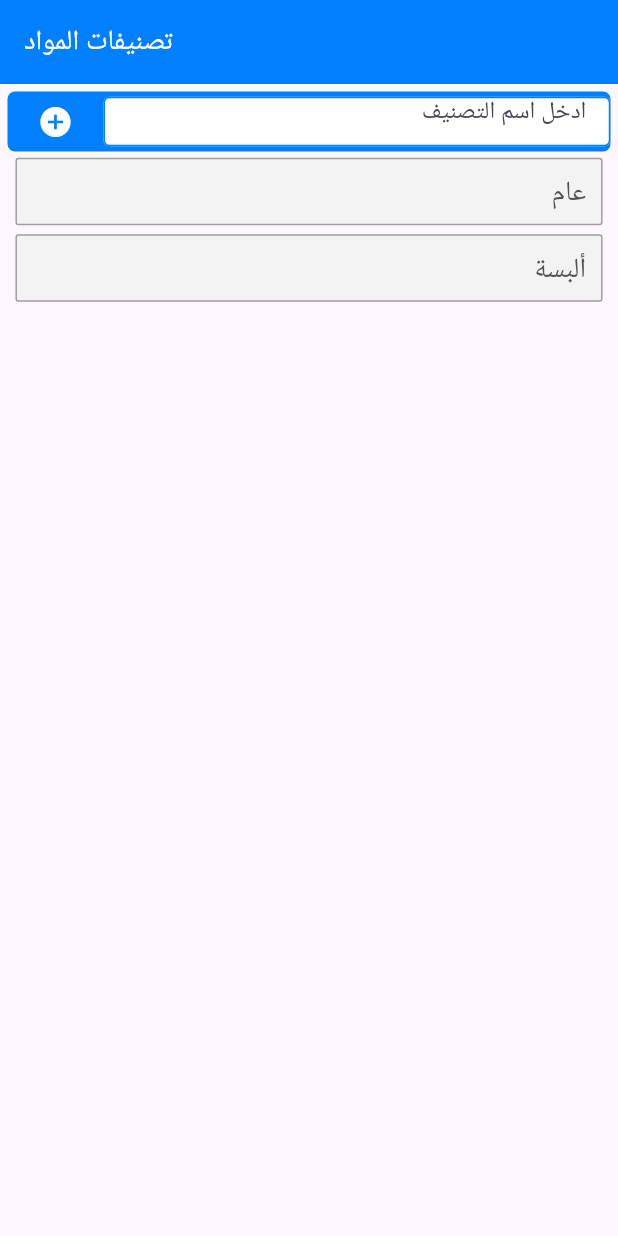
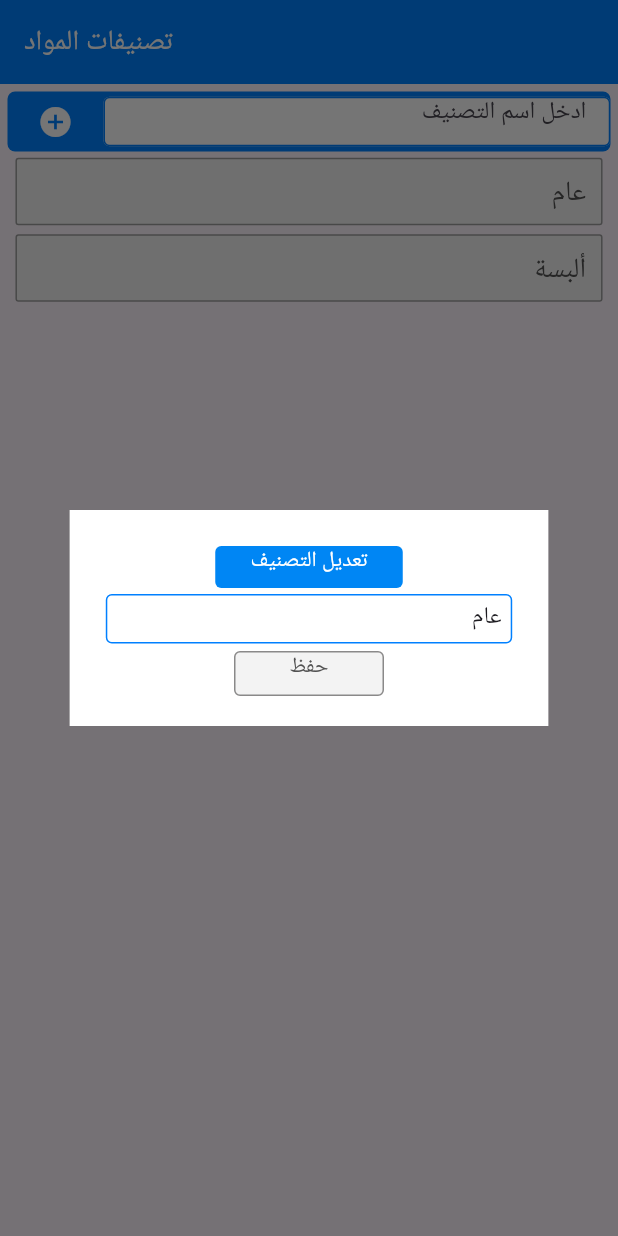
Before and after one commit to salimo2002/template, a Flutter app: the ItemsClassificationsView screen opened by its route, after a tap on "عام", on a phone screen of 412 x 824 dp. Run offline on Flutter 3.47's test engine with Material 3 defaults, Android fonts, the phone set to English and light mode, and no system bars; missing offline and left inert: font_awesome_icon_class.

Commit message:
finish IemsClassificationView

```diff
--- a/lib/views/items_classifications_view.dart
+++ b/lib/views/items_classifications_view.dart
@@ -1,15 +1,20 @@
 import 'package:flutter/material.dart';
+import 'package:template/utils/constants.dart';
 import 'package:template/utils/custom_app_bar.dart';
 import 'package:template/widgets/items%20classifications%20view%20widgets/container_item_classifications.dart';
 import 'package:template/widgets/items%20classifications%20view%20widgets/container_name_classifications.dart';
-
+import 'package:template/widgets/items%20classifications%20view%20widgets/custom_alert_dialog.dart';
 class ItemsClassificationsView extends StatelessWidget {
   const ItemsClassificationsView({super.key});
   static String id = 'ItemClassificationsView';
   @override
   Widget build(BuildContext context) {
     return Scaffold(
-      appBar: customAppBar(context: context, title: 'تصنيفات المواد', showIcons: false),
+      appBar: customAppBar(
+        context: context,
+        title: 'تصنيفات المواد',
+        showIcons: false,
+      ),
       body: Padding(
         padding: const EdgeInsets.all(5),
         child: Column(
@@ -17,13 +22,27 @@ class ItemsClassificationsView extends StatelessWidget {
             ContainerNameClassifications(),
             SizedBox(height: MediaQuery.sizeOf(context).height * .005),
             ContainerItemClassifications(
+              color: kgrey,
               nameClassificatio: 'عام',
-              onTap: () {},
+              onTap: () {
+                showDialog(
+                  context: context,
+                  builder: (context) {
+                    return CustomAlertDialog(initialValue: 'عام',);
+                  },
+                );
+              },
             ),
             SizedBox(height: 6),
             ContainerItemClassifications(
+              color: kgrey,
               nameClassificatio: 'ألبسة',
-              onTap: () {},
+              onTap: () { showDialog(
+                  context: context,
+                  builder: (context) {
+                    return CustomAlertDialog(initialValue: 'ألبسة',);
+                  },
+                );},
             ),
           ],
         ),
--- a/lib/widgets/items classifications view widgets/container_item_classifications.dart
+++ b/lib/widgets/items classifications view widgets/container_item_classifications.dart
@@ -1,23 +1,23 @@
 
 import 'package:flutter/material.dart';
-import 'package:template/utils/constants.dart';
 import 'package:template/utils/responsive_text.dart';
 
 class ContainerItemClassifications extends StatelessWidget {
   const ContainerItemClassifications({
     super.key,
-    required this.nameClassificatio, required this.onTap,
+    required this.nameClassificatio, required this.onTap, required this.color,
   });
   final String nameClassificatio;
   final void Function() onTap;
+  final Color color;
   @override
   Widget build(BuildContext context) {
-    return GestureDetector(onTap: (){},
+    return GestureDetector(onTap:onTap,
       child: Container(
         height: 45,
         width: MediaQuery.sizeOf(context).width * .95,
         decoration: BoxDecoration(
-          color: kgrey,
+          color: color,
           border: Border.all(color: Colors.grey),
           borderRadius: BorderRadius.circular(2),
         ),
--- /dev/null
+++ b/lib/widgets/items classifications view widgets/custom_alert_dialog.dart
@@ -0,0 +1,34 @@
+
+import 'package:flutter/material.dart';
+import 'package:template/utils/constants.dart';
+import 'package:template/widgets/items%20classifications%20view%20widgets/custom_button_edit_classifications.dart';
+import 'package:template/widgets/items%20classifications%20view%20widgets/custom_button_save.dart';
+import 'package:template/widgets/items%20classifications%20view%20widgets/custom_text_form_field.dart';
+
+class CustomAlertDialog extends StatelessWidget {
+  const CustomAlertDialog({
+    super.key, required this.initialValue,
+  });
+  final String initialValue;
+
+  @override
+  Widget build(BuildContext context) {
+    return AlertDialog(
+      title: Center(
+        child: Column(
+          children: [
+            CustomButtonEditClassifications(onTap: () {}),
+            SizedBox(height: 4),
+            CustomTextFormField(initialValue: initialValue),
+            SizedBox(height: 5,),
+            CustomButtonSave(),
+          ],
+        ),
+      ),
+      backgroundColor: kWhite,
+      shape: RoundedRectangleBorder(
+        side: const BorderSide(color: kWhite, width: 2),
+      ),
+    );
+  }
+}
--- /dev/null
+++ b/lib/widgets/items classifications view widgets/custom_button_edit_classifications.dart
@@ -0,0 +1,27 @@
+
+import 'package:flutter/material.dart';
+import 'package:template/utils/font_style.dart';
+import 'package:template/utils/responsive_text.dart';
+
+class CustomButtonEditClassifications extends StatelessWidget {
+  const CustomButtonEditClassifications({
+    super.key, required this.onTap,
+  });
+final void Function() onTap;
+  @override
+  Widget build(BuildContext context) {
+    return GestureDetector(
+      onTap:onTap ,
+      child: Container(
+        decoration: BoxDecoration(color: const Color.fromARGB(255, 0, 134, 244),borderRadius: BorderRadius.circular(4)),
+        width: 125,height: 28,
+        child: Text(textAlign: TextAlign.center,
+          'تعديل التصنيف',
+          style: FontStyleApp.white18.copyWith(
+            fontSize: getResponsiveText(context, 14),
+          ),
+        ),
+      ),
+    );
+  }
+}
--- /dev/null
+++ b/lib/widgets/items classifications view widgets/custom_button_save.dart
@@ -0,0 +1,40 @@
+
+import 'package:flutter/material.dart';
+import 'package:template/utils/constants.dart';
+import 'package:template/utils/responsive_text.dart';
+
+class CustomButtonSave extends StatelessWidget {
+  const CustomButtonSave({
+    super.key,
+  });
+
+  @override
+  Widget build(BuildContext context) {
+    return GestureDetector(
+      onTap: () {
+        Navigator.pop(context);
+      },
+      child: Container(
+        height: 30,
+        width: 100,
+        decoration: BoxDecoration(
+          color: kgrey,
+          border: Border.all(color: const Color.fromARGB(255, 138, 137, 137)),
+          borderRadius: BorderRadius.circular(4),
+        ),
+        child: Text(textAlign:TextAlign.center,
+          'حفظ',
+          style: TextStyle(
+            fontSize: getResponsiveText(context, 14),
+            color: const Color.fromARGB(
+              255,
+              82,
+              82,
+              82,
+            ),
+          ),
+        ),
+      ),
+    );
+  }
+}
--- /dev/null
+++ b/lib/widgets/items classifications view widgets/custom_text_form_field.dart
@@ -0,0 +1,32 @@
+
+import 'package:flutter/material.dart';
+import 'package:template/utils/constants.dart';
+
+class CustomTextFormField extends StatelessWidget {
+  const CustomTextFormField({
+    super.key, required this.initialValue,
+  });
+final String initialValue;
+  @override
+  Widget build(BuildContext context) {
+    return SizedBox(height: 33,
+      child: TextFormField(
+        initialValue: initialValue,
+        textDirection: TextDirection.rtl,
+        decoration: InputDecoration(
+              contentPadding: EdgeInsets.only(left: 240),
+          hintTextDirection: TextDirection.rtl,
+          fillColor: kWhite,
+          filled: true,
+          enabledBorder: borderStyle(),
+          border: borderStyle(),
+          focusedBorder: borderStyle(),
+        ),
+      ),
+    );
+  }
+}
+
+OutlineInputBorder borderStyle() {
+  return OutlineInputBorder(borderSide: BorderSide(color: kblueAccent));
+}
```
